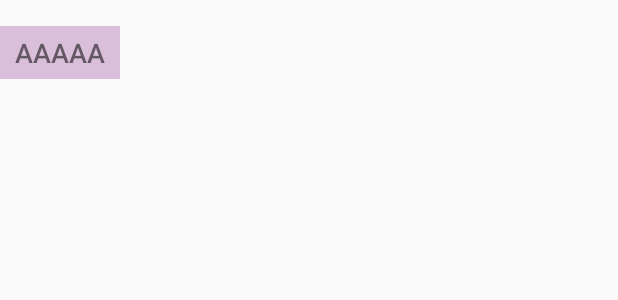
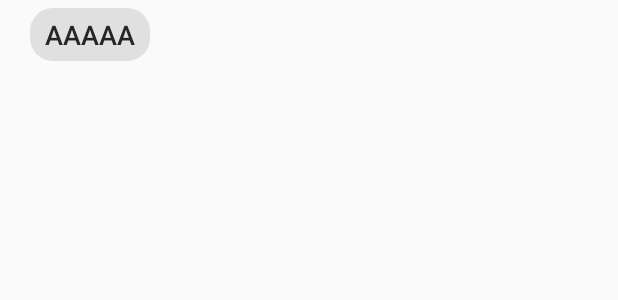
Before and after one commit to dbackspace/WordMatching, an Android app: the layout item_word_received.xml on its own in the app's theme, with its tools: preview values and no code run, on a phone screen of 412 x 824 dp. Shown: the top 300 px of the screen. Run offline under Robolectric (Android 15) with nearby library versions, the phone set to English and light mode, and no system bars; network calls fail.

Commit message:
Add files via upload

```diff
--- a/app/src/main/res/layout/item_word_received.xml
+++ b/app/src/main/res/layout/item_word_received.xml
@@ -1,13 +1,17 @@
 <?xml version="1.0" encoding="utf-8"?>
-<LinearLayout xmlns:android="http://schemas.android.com/apk/res/android"
+<RelativeLayout xmlns:android="http://schemas.android.com/apk/res/android"
     android:layout_width="match_parent"
-    android:layout_height="70dp"
-    android:gravity="center|start"
+    android:layout_height="wrap_content"
+    android:layout_marginTop="5dp"
     android:orientation="vertical">
 
     <TextView
         android:id="@+id/tvWord"
         style="@style/TextViewMessage"
-        android:background="#DABFDA"
-        android:text="AAAAA" />
-</LinearLayout>
+        android:layout_alignParentStart="true"
+        android:layout_centerInParent="true"
+        android:layout_marginStart="20dp"
+        android:background="@drawable/bg_message_received"
+        android:text="AAAAA"
+        android:textColor="@color/color_25" />
+</RelativeLayout>
```
Also changed, not shown: app/src/main/res/layout/activity_play.xml (+31 -5 lines), app/src/main/res/layout/item_word_sent.xml (+10 -6 lines).
